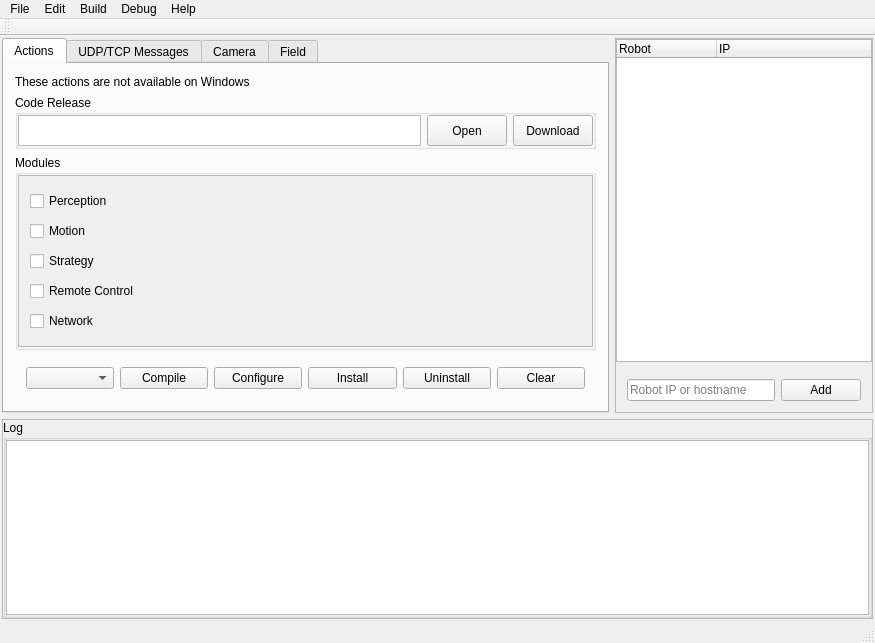
pedrohsreis/Supervisorio, file supervisorio/mainwindow.ui: the form before one commit.
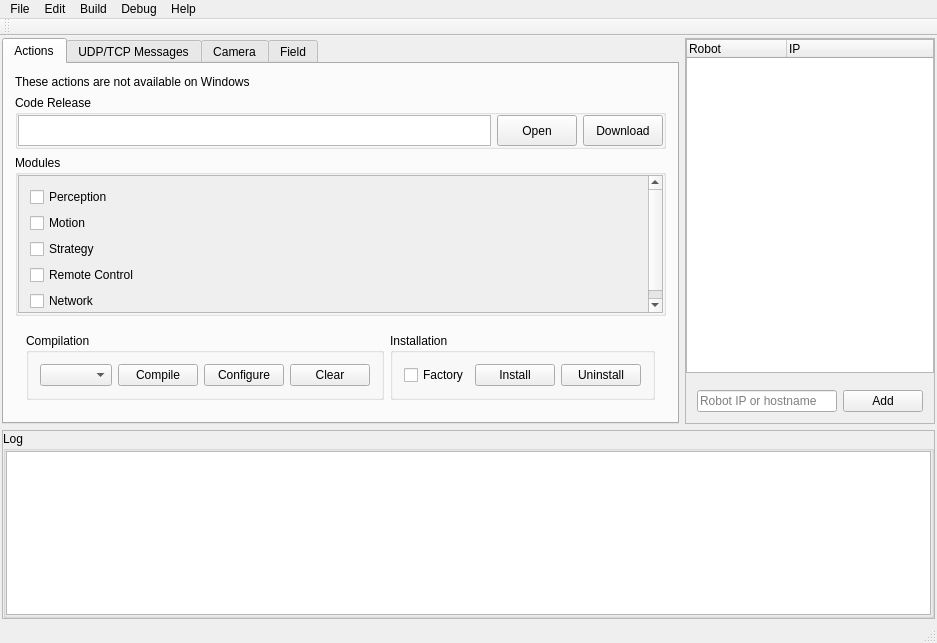
The form after the commit. Icons and pictures are not drawn.

The edit to the form file:
```diff
--- a/supervisorio/mainwindow.ui
+++ b/supervisorio/mainwindow.ui
@@ -247,8 +247,8 @@
                      <rect>
                       <x>0</x>
                       <y>0</y>
-                      <width>571</width>
-                      <height>163</height>
+                      <width>565</width>
+                      <height>157</height>
                      </rect>
                     </property>
                     <layout class="QVBoxLayout" name="verticalLayout_3">
@@ -341,6 +341,12 @@
                 </property>
                 <layout class="QHBoxLayout" name="layoutCodeActions">
                  <item>
+                  <widget class="QGroupBox" name="gboxCompile">
+                   <property name="title">
+                    <string>Compilation</string>
+                   </property>
+                   <layout class="QHBoxLayout" name="horizontalLayout_4">
+                    <item>
                   <widget class="QComboBox" name="comboToolchain"/>
                  </item>
                  <item>
@@ -370,6 +376,35 @@
                   </widget>
                  </item>
                  <item>
+                     <widget class="QPushButton" name="btnClear">
+                      <property name="sizePolicy">
+                       <sizepolicy hsizetype="Minimum" vsizetype="Preferred">
+                        <horstretch>0</horstretch>
+                        <verstretch>0</verstretch>
+                       </sizepolicy>
+                      </property>
+                      <property name="text">
+                       <string>Clear</string>
+                      </property>
+                     </widget>
+                    </item>
+                   </layout>
+                  </widget>
+                 </item>
+                 <item>
+                  <widget class="QGroupBox" name="gboxInstall">
+                   <property name="title">
+                    <string>Installation</string>
+                   </property>
+                   <layout class="QHBoxLayout" name="horizontalLayout_5">
+                    <item>
+                     <widget class="QCheckBox" name="chkAll">
+                      <property name="text">
+                       <string>Factory</string>
+                      </property>
+                     </widget>
+                    </item>
+                    <item>
                   <widget class="QPushButton" name="btnInstall">
                    <property name="sizePolicy">
                     <sizepolicy hsizetype="Minimum" vsizetype="Preferred">
@@ -395,17 +430,7 @@
                    </property>
                   </widget>
                  </item>
-                 <item>
-                  <widget class="QPushButton" name="btnClear">
-                   <property name="sizePolicy">
-                    <sizepolicy hsizetype="Minimum" vsizetype="Preferred">
-                     <horstretch>0</horstretch>
-                     <verstretch>0</verstretch>
-                    </sizepolicy>
-                   </property>
-                   <property name="text">
-                    <string>Clear</string>
-                   </property>
+                   </layout>
                   </widget>
                  </item>
                 </layout>
```
Left out of the diff: 2 changed lines with no effect on the pictures. Lines whose indentation alone changed are shown as unchanged.
